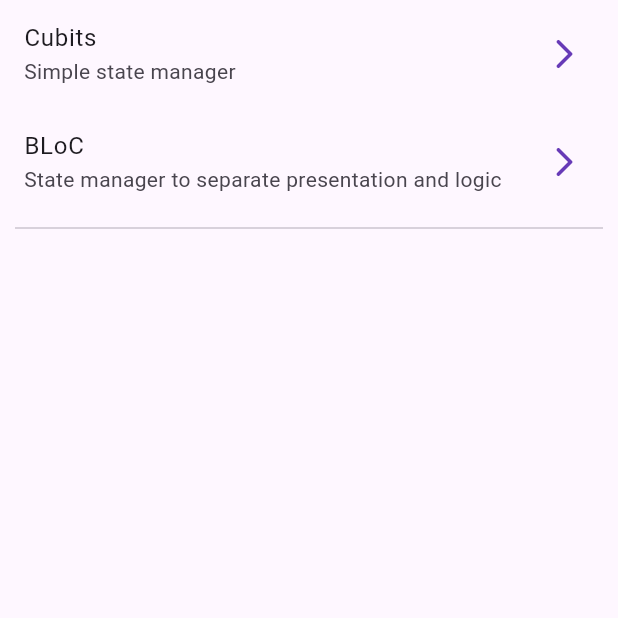
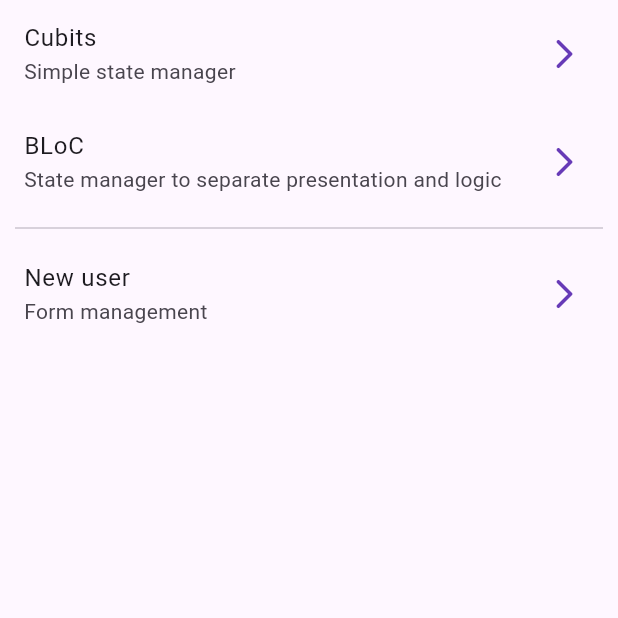
Before and after one commit to salcidogrijalva/forms_app, a Flutter app: the screen it shows after launch, on a phone screen of 412 x 824 dp, the top half of it. Run offline on Flutter 3.47's test engine with Material 3 defaults, Android fonts, the phone set to English and light mode, and no system bars; our stand-ins replace equatable, flutter_bloc, go_router.

```diff
--- a/lib/config/router/app_router.dart
+++ b/lib/config/router/app_router.dart
@@ -15,5 +15,9 @@ final appRouter = GoRouter(
       path: '/bloc',
       builder: (context, state) => const BlocCounterScreen(),
     ),
+    GoRoute(
+      path: '/signup',
+      builder: (context, state) => const SignUpScreen(),
+    ),
   ]
 );
--- a/lib/presentation/screens/home_screen.dart
+++ b/lib/presentation/screens/home_screen.dart
@@ -24,7 +24,13 @@ class HomeScreen extends StatelessWidget {
           const Padding(
             padding: EdgeInsets.symmetric(horizontal: 10),
             child: Divider(),
-          )
+          ),
+           ListTile(
+            title: const Text('New user'),
+            subtitle: const Text('Form management'),
+            trailing: const Icon(Icons.arrow_forward_ios_rounded),
+            onTap: () => context.push('/signup'),
+          ),
         ],
       ),
     );
--- a/lib/presentation/screens/screens.dart
+++ b/lib/presentation/screens/screens.dart
@@ -1,3 +1,4 @@
 export 'package:forms_app/presentation/screens/home_screen.dart';
 export 'package:forms_app/presentation/screens/cubit_counter_screen.dart';
 export 'package:forms_app/presentation/screens/bloc_counter_screen.dart';
+export 'package:forms_app/presentation/screens/signup_screen.dart';
```
Also changed, not shown: lib/presentation/screens/signup_screen.dart (added, +24 -0 lines).
